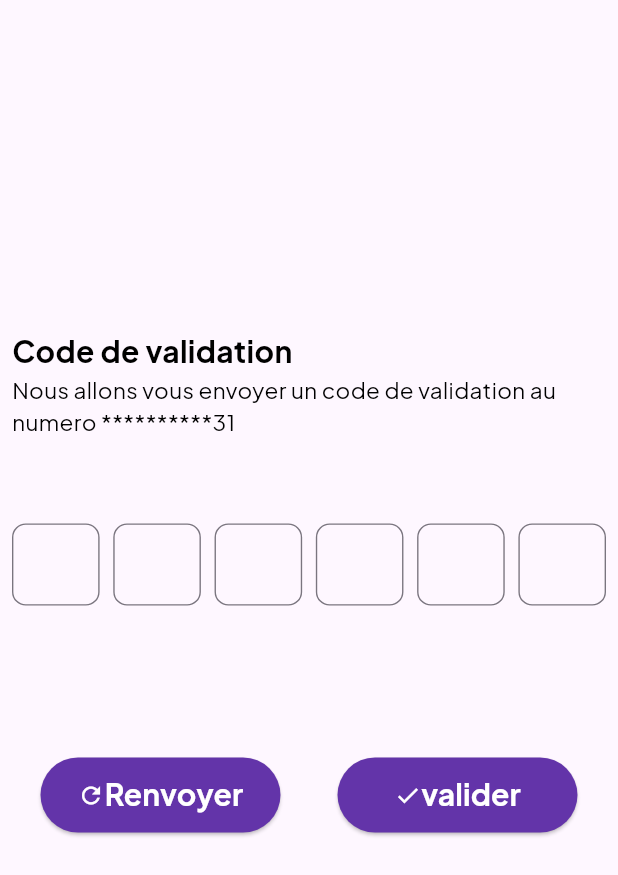
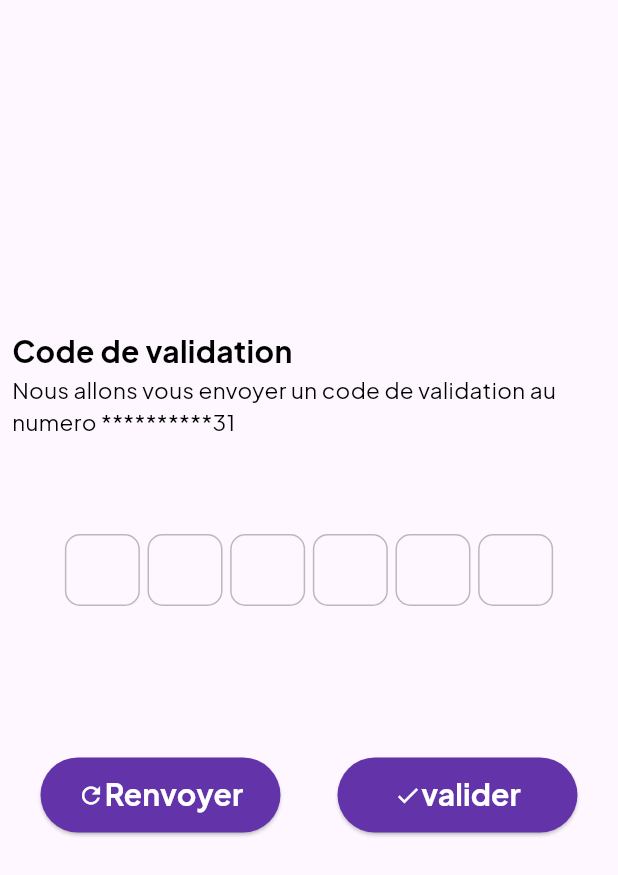
Before and after one commit to stephaneThannio/CPAYFLUTTER, a Flutter app: the Confirmation screen opened directly, on a phone screen of 412 x 824 dp. Shown: the top 875 px of the screen. Run offline on Flutter 3.47's test engine with Material 2 defaults, Android fonts, the phone set to English and light mode, and no system bars; drawn by our look-alikes of otp_text_field; our stand-ins replace connectivity_plus, flutter_animate, flutter_screenutil, flutter_spinkit, fluttertoast, qr_flutter and 4 more; missing offline and left inert: alt_sms_autofill, custom_clippers, qr_code_scanner; accounts and stored records are empty.

Commit message:
lib\pages\confirmation.dart

```diff
--- a/lib/pages/confirmation.dart
+++ b/lib/pages/confirmation.dart
@@ -2,6 +2,7 @@
 
 import 'dart:convert';
 
+import 'package:alt_sms_autofill/alt_sms_autofill.dart';
 import 'package:cpay/items/essaidialog.dart';
 import 'package:cpay/items/loadingsimple.dart';
 //import 'package:cpay/items/loading.dart';
@@ -9,6 +10,8 @@ import 'package:cpay/pages/Accueil.dart';
 import 'package:flutter/material.dart';
 import 'package:flutter/services.dart';
 import 'package:http/http.dart';
+import 'package:otp_text_field/otp_field.dart';
+import 'package:otp_text_field/style.dart';
 //import 'package:quickalert/quickalert.dart';
 
 // ignore: must_be_immutable
@@ -23,30 +26,27 @@ class Confirmation extends StatefulWidget {
 
 class _ConfirmationState extends State<Confirmation> {
   bool loading = false;
-  TextEditingController nb1 = TextEditingController();
-  TextEditingController nb2 = TextEditingController();
-  TextEditingController nb3 = TextEditingController();
-  TextEditingController nb4 = TextEditingController();
-  TextEditingController nb5 = TextEditingController();
-  TextEditingController nb6 = TextEditingController();
-  TextEditingController nb7 = TextEditingController();
+
+  OtpFieldController controlcode = OtpFieldController();
   String code = "";
-  void verification() {
-    code = nb1.text + nb2.text + nb3.text + nb4.text + nb5.text + nb6.text;
+  String _commingSms = "";
+  Future<void> initSmsListener() async {
+    String? commingSms;
+    try {
+      commingSms = await AltSmsAutofill().listenForSms;
+    } on PlatformException {
+      commingSms = 'Failed to get Sms.';
+    }
+    if (!mounted) return;
+    List<String> codecode = [];
+    setState(() {
+      _commingSms = commingSms!.substring(21, 27);
+      for (int i = 0; i < _commingSms.length; i++) {
+        codecode.add(_commingSms[i]);
+      }
+      controlcode.set(codecode);
+    });
   }
-
-//alert=========================================================================
-  // void alert(String titreAlert, String textAlert, QuickAlertType typeAlert,
-  //     VoidCallback func) {
-  //   QuickAlert.show(
-  //     context: context,
-  //     type: typeAlert,
-  //     title: titreAlert,
-  //     text: textAlert,
-  //     onConfirmBtnTap: func,
-  //     confirmBtnColor: const Color(0xFF6334A9),
-  //   );
-  // }
 
   void showalert(String type, String titrealert, String descri,
       String textsurboutton, bool annulerBtn, VoidCallback functionConfirm) {
@@ -105,11 +105,11 @@ class _ConfirmationState extends State<Confirmation> {
     }
   }
 
-  Future sendValidation() async {
+  Future sendValidation(String code) async {
     setState(() {
       loading = true;
     });
-    code = nb1.text + nb2.text + nb3.text + nb4.text + nb5.text + nb6.text;
+    //code = nb1.text + nb2.text + nb3.text + nb4.text + nb5.text + nb6.text;
     final request = await post(Uri.parse('https://api.c-pay.me'),
         body: jsonEncode({
           "app": "cpay",
@@ -128,11 +128,6 @@ class _ConfirmationState extends State<Confirmation> {
         setState(() {
           loading = false;
         });
-        // alert("Felicitation", data["mdata"].toString(), QuickAlertType.success,
-        //     () {
-        //   Navigator.push(context,
-        //       MaterialPageRoute(builder: (context) => const Accueil()));
-        // });
         showalert("succes", 'Felicitation', data["mdata"].toString(), "Valider",
             false, () {
           Navigator.push(context,
@@ -155,6 +150,19 @@ class _ConfirmationState extends State<Confirmation> {
     } else {
       print('request not send');
     }
+  }
+
+  @override
+  void initState() {
+    // TODO: implement initState
+    initSmsListener();
+    super.initState();
+  }
+
+  @override
+  void dispose() {
+    AltSmsAutofill().unregisterListener();
+    super.dispose();
   }
 
   @override
@@ -214,168 +222,190 @@ class _ConfirmationState extends State<Confirmation> {
                               //color: Colors.orange,
                               child: FittedBox(
                                 fit: BoxFit.scaleDown,
-                                child: Row(
-                                  mainAxisAlignment:
-                                      MainAxisAlignment.spaceAround,
-                                  children: [
-                                    SizedBox(
-                                      height: 68,
-                                      width: 64,
-                                      child: TextField(
-                                        controller: nb1,
-                                        onChanged: (value) {
-                                          if (value.length == 1) {
-                                            FocusScope.of(context).nextFocus();
-                                          }
-                                        },
-                                        decoration: const InputDecoration(
-                                            border: OutlineInputBorder(
-                                                borderRadius: BorderRadius.all(
-                                                    Radius.circular(10.0)))),
-                                        style: Theme.of(context)
-                                            .textTheme
-                                            .titleLarge,
-                                        keyboardType: TextInputType.number,
-                                        textAlign: TextAlign.center,
-                                        inputFormatters: [
-                                          LengthLimitingTextInputFormatter(1),
-                                          FilteringTextInputFormatter.digitsOnly
-                                        ],
-                                      ),
-                                    ),
-                                    SizedBox(width: 10),
-                                    SizedBox(
-                                      height: 68,
-                                      width: 64,
-                                      child: TextField(
-                                        controller: nb2,
-                                        onChanged: (value) {
-                                          if (value.length == 1) {
-                                            FocusScope.of(context).nextFocus();
-                                          }
-                                        },
-                                        decoration: const InputDecoration(
-                                            border: OutlineInputBorder(
-                                                borderRadius: BorderRadius.all(
-                                                    Radius.circular(10.0)))),
-                                        style: Theme.of(context)
-                                            .textTheme
-                                            .titleLarge,
-                                        keyboardType: TextInputType.number,
-                                        textAlign: TextAlign.center,
-                                        inputFormatters: [
-                                          LengthLimitingTextInputFormatter(1),
-                                          FilteringTextInputFormatter.digitsOnly
-                                        ],
-                                      ),
-                                    ),
-                                    SizedBox(width: 10),
-                                    SizedBox(
-                                      height: 68,
-                                      width: 64,
-                                      child: TextField(
-                                        controller: nb3,
-                                        onChanged: (value) {
-                                          if (value.length == 1) {
-                                            FocusScope.of(context).nextFocus();
-                                          }
-                                        },
-                                        decoration: const InputDecoration(
-                                            border: OutlineInputBorder(
-                                                borderRadius: BorderRadius.all(
-                                                    Radius.circular(10.0)))),
-                                        style: Theme.of(context)
-                                            .textTheme
-                                            .titleLarge,
-                                        keyboardType: TextInputType.number,
-                                        textAlign: TextAlign.center,
-                                        inputFormatters: [
-                                          LengthLimitingTextInputFormatter(1),
-                                          FilteringTextInputFormatter.digitsOnly
-                                        ],
-                                      ),
-                                    ),
-                                    SizedBox(width: 10),
-                                    SizedBox(
-                                      height: 68,
-                                      width: 64,
-                                      child: TextField(
-                                        controller: nb4,
-                                        onChanged: (value) {
-                                          if (value.length == 1) {
-                                            FocusScope.of(context).nextFocus();
-                                          }
-                                        },
-                                        decoration: const InputDecoration(
-                                            border: OutlineInputBorder(
-                                                borderRadius: BorderRadius.all(
-                                                    Radius.circular(10.0)))),
-                                        style: Theme.of(context)
-                                            .textTheme
-                                            .titleLarge,
-                                        keyboardType: TextInputType.number,
-                                        textAlign: TextAlign.center,
-                                        inputFormatters: [
-                                          LengthLimitingTextInputFormatter(1),
-                                          FilteringTextInputFormatter.digitsOnly
-                                        ],
-                                      ),
-                                    ),
-                                    SizedBox(width: 10),
-                                    SizedBox(
-                                      height: 68,
-                                      width: 64,
-                                      child: TextField(
-                                        controller: nb5,
-                                        onChanged: (value) {
-                                          if (value.length == 1) {
-                                            FocusScope.of(context).nextFocus();
-                                          }
-                                        },
-                                        decoration: const InputDecoration(
-                                            border: OutlineInputBorder(
-                                                borderRadius: BorderRadius.all(
-                                                    Radius.circular(10.0)))),
-                                        style: Theme.of(context)
-                                            .textTheme
-                                            .titleLarge,
-                                        keyboardType: TextInputType.number,
-                                        textAlign: TextAlign.center,
-                                        inputFormatters: [
-                                          LengthLimitingTextInputFormatter(1),
-                                          FilteringTextInputFormatter.digitsOnly
-                                        ],
-                                      ),
-                                    ),
-                                    SizedBox(width: 10),
-                                    SizedBox(
-                                      height: 68,
-                                      width: 64,
-                                      child: TextField(
-                                        controller: nb6,
-                                        onChanged: (value) {
-                                          if (value.length == 1) {
-                                            FocusScope.of(context).nextFocus();
-                                          }
-                                        },
-                                        decoration: const InputDecoration(
-                                            border: OutlineInputBorder(
-                                                borderRadius: BorderRadius.all(
-                                                    Radius.circular(10.0)))),
-                                        style: Theme.of(context)
-                                            .textTheme
-                                            .titleLarge,
-                                        keyboardType: TextInputType.number,
-                                        textAlign: TextAlign.center,
-                                        inputFormatters: [
-                                          LengthLimitingTextInputFormatter(1),
-                                          FilteringTextInputFormatter.digitsOnly
-                                        ],
-                                      ),
-                                    ),
-                                  ],
+                                child: Container(
+                                  //color: Colors.red,
+                                  width:
+                                      MediaQuery.of(context).size.width * 0.8,
+                                  child: OTPTextField(
+                                    controller: controlcode,
+                                    spaceBetween: 1,
+                                    length: 6,
+                                    width: 50,
+                                    fieldWidth: 50,
+                                    style: TextStyle(fontSize: 17),
+                                    textFieldAlignment:
+                                        MainAxisAlignment.spaceAround,
+                                    fieldStyle: FieldStyle.box,
+                                    onCompleted: (pin) {
+                                      sendValidation(pin);
+                                    },
+                                  ),
                                 ),
                               ),
+                              // child: FittedBox(
+                              //   fit: BoxFit.scaleDown,
+                              //   child: Row(
+                              //     mainAxisAlignment:
+                              //         MainAxisAlignment.spaceAround,
+                              //     children: [
+                              //       SizedBox(
+                              //         height: 68,
+                              //         width: 64,
+                              //         child: TextField(
+                              //           controller: nb1,
+                              //           onChanged: (value) {
+                              //             if (value.length == 1) {
+                              //               FocusScope.of(context).nextFocus();
+                              //             }
+                              //           },
+                              //           decoration: const InputDecoration(
+                              //               border: OutlineInputBorder(
+                              //                   borderRadius: BorderRadius.all(
+                              //                       Radius.circular(10.0)))),
+                              //           style: Theme.of(context)
+                              //               .textTheme
+                              //               .titleLarge,
+                              //           keyboardType: TextInputType.number,
+                              //           textAlign: TextAlign.center,
+                              //           inputFormatters: [
+                              //             LengthLimitingTextInputFormatter(1),
+                              //             FilteringTextInputFormatter.digitsOnly
+                              //           ],
+                              //         ),
+                              //       ),
+                              //       SizedBox(width: 10),
+                              //       SizedBox(
+                              //         height: 68,
+                              //         width: 64,
+                              //         child: TextField(
+                              //           controller: nb2,
+                              //           onChanged: (value) {
+                              //             if (value.length == 1) {
+                              //               FocusScope.of(context).nextFocus();
+                              //             }
+                              //           },
+                              //           decoration: const InputDecoration(
+                              //               border: OutlineInputBorder(
+                              //                   borderRadius: BorderRadius.all(
+                              //                       Radius.circular(10.0)))),
+                              //           style: Theme.of(context)
+                              //               .textTheme
+                              //               .titleLarge,
+                              //           keyboardType: TextInputType.number,
+                              //           textAlign: TextAlign.center,
+                              //           inputFormatters: [
+                              //             LengthLimitingTextInputFormatter(1),
+                              //             FilteringTextInputFormatter.digitsOnly
+                              //           ],
+                              //         ),
+                              //       ),
+                              //       SizedBox(width: 10),
+                              //       SizedBox(
+                              //         height: 68,
+                              //         width: 64,
+                              //         child: TextField(
+                              //           controller: nb3,
+                              //           onChanged: (value) {
+                              //             if (value.length == 1) {
+                              //               FocusScope.of(context).nextFocus();
+                              //             }
+                              //           },
+                              //           decoration: const InputDecoration(
+                              //               border: OutlineInputBorder(
+                              //                   borderRadius: BorderRadius.all(
+                              //                       Radius.circular(10.0)))),
+                              //           style: Theme.of(context)
+                              //               .textTheme
+                              //               .titleLarge,
+                              //           keyboardType: TextInputType.number,
+                              //           textAlign: TextAlign.center,
+                              //           inputFormatters: [
+                              //             LengthLimitingTextInputFormatter(1),
+                              //             FilteringTextInputFormatter.digitsOnly
+                              //           ],
+                              //         ),
+                              //       ),
+                              //       SizedBox(width: 10),
+                              //       SizedBox(
+                              //         height: 68,
+                              //         width: 64,
+                              //         child: TextField(
+                              //           controller: nb4,
+                              //           onChanged: (value) {
+                              //             if (value.length == 1) {
+                              //               FocusScope.of(context).nextFocus();
+                              //             }
+                              //           },
+                              //           decoration: const InputDecoration(
+                              //               border: OutlineInputBorder(
+                              //                   borderRadius: BorderRadius.all(
+                              //                       Radius.circular(10.0)))),
+                              //           style: Theme.of(context)
+                              //               .textTheme
+                              //               .titleLarge,
+                              //           keyboardType: TextInputType.number,
+                              //           textAlign: TextAlign.center,
+                              //           inputFormatters: [
+                              //             LengthLimitingTextInputFormatter(1),
+                              //             FilteringTextInputFormatter.digitsOnly
+                              //           ],
+                              //         ),
+                              //       ),
+                              //       SizedBox(width: 10),
+                              //       SizedBox(
+                              //         height: 68,
+                              //         width: 64,
+                              //         child: TextField(
+                              //           controller: nb5,
+                              //           onChanged: (value) {
+                              //             if (value.length == 1) {
+                              //               FocusScope.of(context).nextFocus();
+                              //             }
+                              //           },
+                              //           decoration: const InputDecoration(
+                              //               border: OutlineInputBorder(
+                              //                   borderRadius: BorderRadius.all(
+                              //                       Radius.circular(10.0)))),
+                              //           style: Theme.of(context)
+                              //               .textTheme
+                              //               .titleLarge,
+                              //           keyboardType: TextInputType.number,
+                              //           textAlign: TextAlign.center,
+                              //           inputFormatters: [
+                              //             LengthLimitingTextInputFormatter(1),
+                              //             FilteringTextInputFormatter.digitsOnly
+                              //           ],
+                              //         ),
+                              //       ),
+                              //       SizedBox(width: 10),
+                              //       SizedBox(
+                              //         height: 68,
+                              //         width: 64,
+                              //         child: TextField(
+                              //           controller: nb6,
+                              //           onChanged: (value) {
+                              //             if (value.length == 1) {
+                              //               FocusScope.of(context).nextFocus();
+                              //             }
+                              //           },
+                              //           decoration: const InputDecoration(
+                              //               border: OutlineInputBorder(
+                              //                   borderRadius: BorderRadius.all(
+                              //                       Radius.circular(10.0)))),
+                              //           style: Theme.of(context)
+                              //               .textTheme
+                              //               .titleLarge,
+                              //           keyboardType: TextInputType.number,
+                              //           textAlign: TextAlign.center,
+                              //           inputFormatters: [
+                              //             LengthLimitingTextInputFormatter(1),
+                              //             FilteringTextInputFormatter.digitsOnly
+                              //           ],
+                              //         ),
+                              //       ),
+                              //     ],
+                              //   ),
+                              // ),
                             ),
                             SizedBox(
                               width: 400,
@@ -421,7 +451,7 @@ class _ConfirmationState extends State<Confirmation> {
                                         style: ElevatedButton.styleFrom(
                                             backgroundColor:
                                                 const Color(0xFF6334A9)),
-                                        onPressed: () => sendValidation(),
+                                        onPressed: () => () {},
                                         child: const Row(
                                           mainAxisAlignment:
                                               MainAxisAlignment.center,
```
